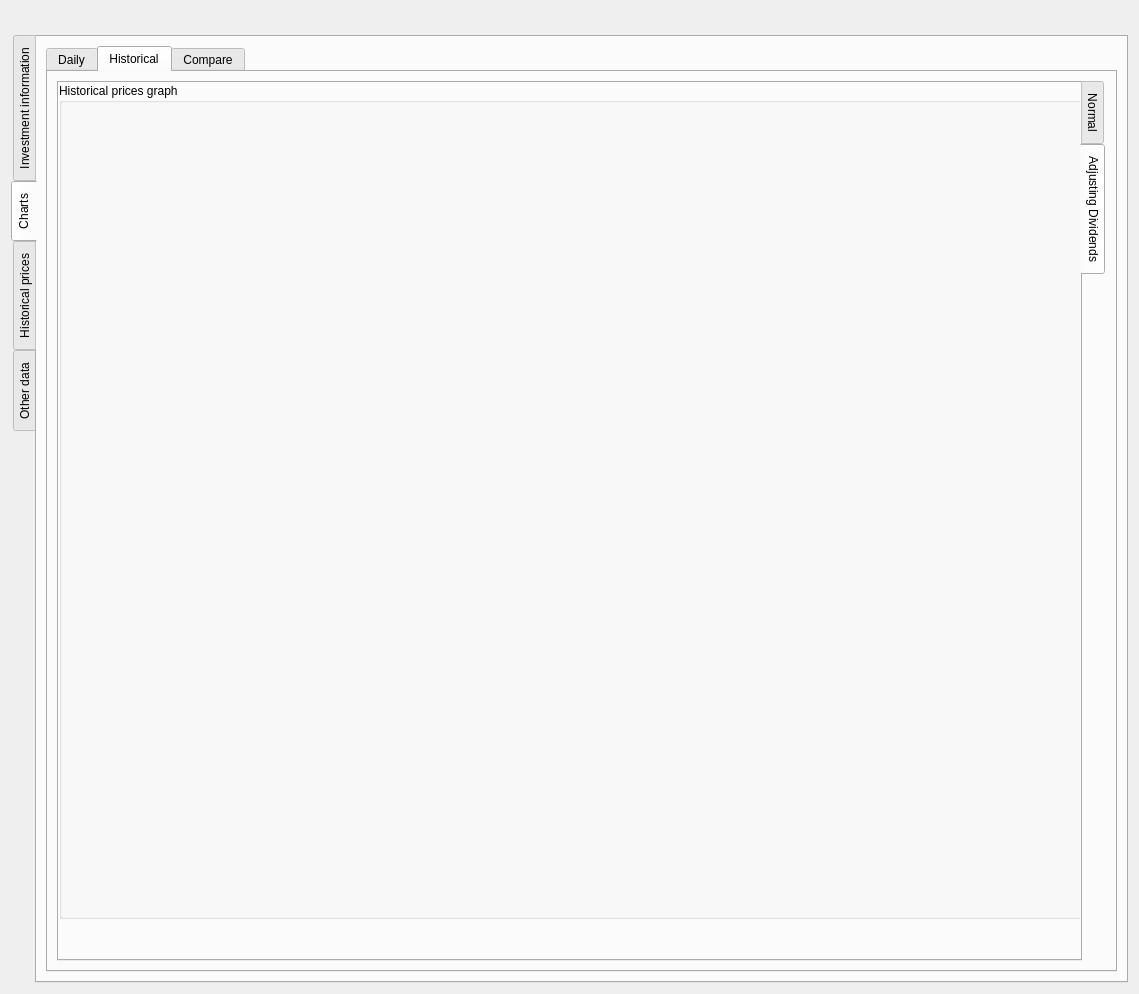
turulomio/xulpymoney, file ui/frmProductReport.ui: the form before one commit.
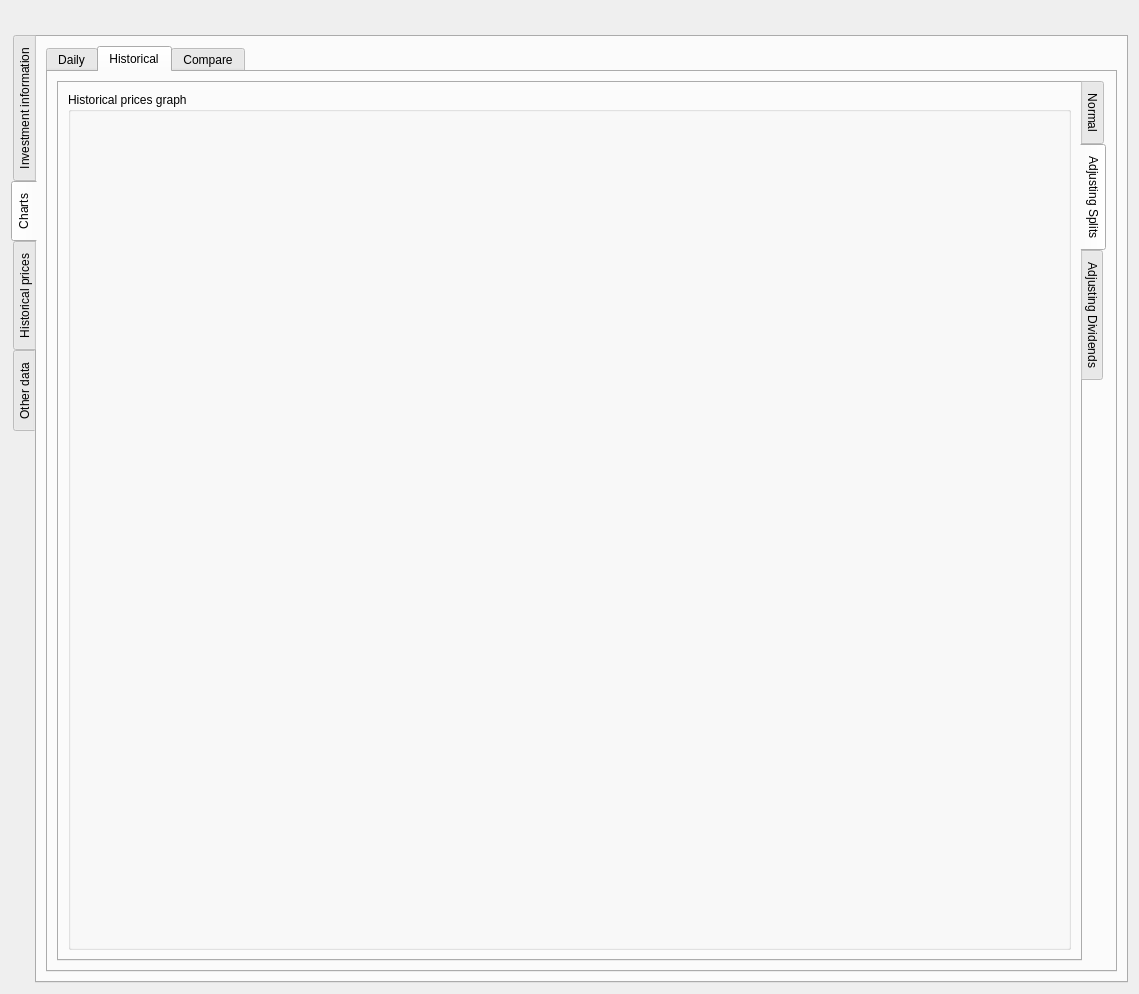
The form after the commit. The open tabs and pages were chosen to show the change. Icons and pictures are not drawn. Custom widgets are drawn as their Qt base class.

Commit message: Split graph now working

```diff
--- a/ui/frmProductReport.ui
+++ b/ui/frmProductReport.ui
@@ -820,19 +820,38 @@
                  </item>
                 </layout>
                </widget>
+               <widget class="QWidget" name="tab_7">
+                <attribute name="title">
+                 <string>Adjusting Splits</string>
+                </attribute>
+                <layout class="QHBoxLayout" name="horizontalLayout_47">
+                 <item>
+                  <widget class="QGroupBox" name="groupBox_5">
+                   <property name="sizePolicy">
+                    <sizepolicy hsizetype="Expanding" vsizetype="Preferred">
+                     <horstretch>0</horstretch>
+                     <verstretch>0</verstretch>
+                    </sizepolicy>
+                   </property>
+                   <property name="title">
+                    <string>Historical prices graph</string>
+                   </property>
+                   <layout class="QVBoxLayout" name="verticalLayout_9">
+                    <item>
+                     <layout class="QVBoxLayout" name="layHistoricalSplits"/>
+                    </item>
+                   </layout>
+                  </widget>
+                 </item>
+                </layout>
+               </widget>
                <widget class="QWidget" name="tabHistoricalAdjustingDividens">
                 <attribute name="title">
                  <string>Adjusting Dividends</string>
                 </attribute>
+                <layout class="QHBoxLayout" name="horizontalLayout_46">
+                 <item>
                 <widget class="QGroupBox" name="groupBox_4">
-                 <property name="geometry">
-                  <rect>
-                   <x>0</x>
-                   <y>0</y>
-                   <width>1038</width>
-                   <height>836</height>
-                  </rect>
-                 </property>
                  <property name="sizePolicy">
                   <sizepolicy hsizetype="Expanding" vsizetype="Preferred">
                    <horstretch>0</horstretch>
@@ -848,6 +867,8 @@
                   </item>
                  </layout>
                 </widget>
+                 </item>
+                </layout>
                </widget>
               </widget>
              </item>
```
Left out of the diff: 4 changed lines with no effect on the pictures. Lines whose indentation alone changed are shown as unchanged. The commit also changes 4 other files.
